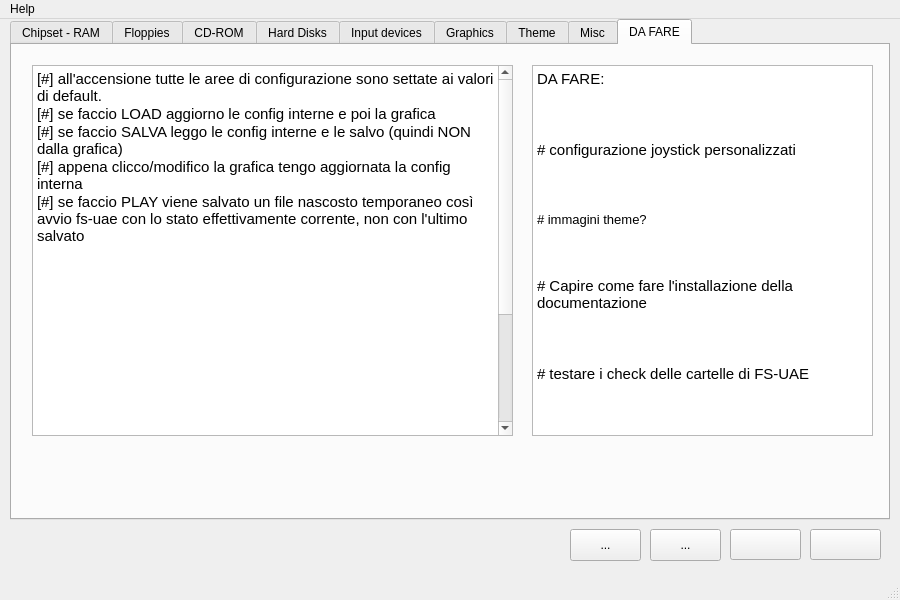
Old version of the form amiga.ui in the repository PSRAmiga/fs-uae.
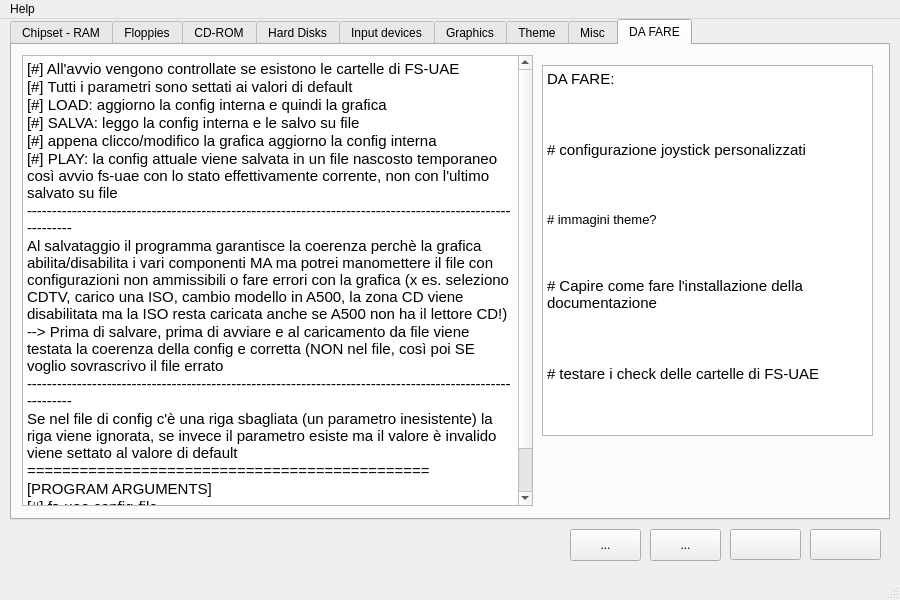
New version of the form. The open tabs and pages were chosen to show the change. Icons and pictures are not drawn.

Commit message: Inserito controllo coerenza configurazione

```diff
--- a/amiga.ui
+++ b/amiga.ui
@@ -6243,10 +6243,10 @@
      <widget class="QTextEdit" name="textEdit">
       <property name="geometry">
        <rect>
-        <x>20</x>
-        <y>20</y>
-        <width>481</width>
-        <height>371</height>
+        <x>10</x>
+        <y>10</y>
+        <width>511</width>
+        <height>451</height>
        </rect>
       </property>
       <property name="html">
@@ -6254,22 +6254,20 @@
 &lt;html&gt;&lt;head&gt;&lt;meta name=&quot;qrichtext&quot; content=&quot;1&quot; /&gt;&lt;style type=&quot;text/css&quot;&gt;
 p, li { white-space: pre-wrap; }
 &lt;/style&gt;&lt;/head&gt;&lt;body style=&quot; font-family:'Ubuntu'; font-size:11pt; font-weight:400; font-style:normal;&quot;&gt;
-&lt;p style=&quot; margin-top:0px; margin-bottom:0px; margin-left:0px; margin-right:0px; -qt-block-indent:0; text-indent:0px;&quot;&gt;[#] all'accensione tutte le aree di configurazione sono settate ai valori di default.&lt;/p&gt;
-&lt;p style=&quot; margin-top:0px; margin-bottom:0px; margin-left:0px; margin-right:0px; -qt-block-indent:0; text-indent:0px;&quot;&gt;[#] se faccio LOAD aggiorno le config interne e poi la grafica&lt;/p&gt;
-&lt;p style=&quot; margin-top:0px; margin-bottom:0px; margin-left:0px; margin-right:0px; -qt-block-indent:0; text-indent:0px;&quot;&gt;[#] se faccio SALVA leggo le config interne e le salvo (quindi NON dalla grafica)&lt;/p&gt;
-&lt;p style=&quot; margin-top:0px; margin-bottom:0px; margin-left:0px; margin-right:0px; -qt-block-indent:0; text-indent:0px;&quot;&gt;[#] appena clicco/modifico la grafica tengo aggiornata la config interna&lt;/p&gt;
-&lt;p style=&quot; margin-top:0px; margin-bottom:0px; margin-left:0px; margin-right:0px; -qt-block-indent:0; text-indent:0px;&quot;&gt;[#] se faccio PLAY viene salvato un file nascosto temporaneo così avvio fs-uae con lo stato effettivamente corrente, non con l'ultimo salvato&lt;/p&gt;
-&lt;p style=&quot;-qt-paragraph-type:empty; margin-top:0px; margin-bottom:0px; margin-left:0px; margin-right:0px; -qt-block-indent:0; text-indent:0px;&quot;&gt;&lt;/p&gt;
-&lt;p style=&quot; margin-top:0px; margin-bottom:0px; margin-left:0px; margin-right:0px; -qt-block-indent:0; text-indent:0px;&quot;&gt;&lt;br /&gt;&lt;/p&gt;
-&lt;p style=&quot; margin-top:0px; margin-bottom:0px; margin-left:0px; margin-right:0px; -qt-block-indent:0; text-indent:0px;&quot;&gt;&lt;br /&gt;&lt;/p&gt;
-&lt;p style=&quot; margin-top:0px; margin-bottom:0px; margin-left:0px; margin-right:0px; -qt-block-indent:0; text-indent:0px;&quot;&gt;&lt;br /&gt;&lt;/p&gt;
-&lt;p style=&quot; margin-top:0px; margin-bottom:0px; margin-left:0px; margin-right:0px; -qt-block-indent:0; text-indent:0px;&quot;&gt;&lt;br /&gt;&lt;/p&gt;
-&lt;p style=&quot; margin-top:0px; margin-bottom:0px; margin-left:0px; margin-right:0px; -qt-block-indent:0; text-indent:0px;&quot;&gt;&lt;br /&gt;&lt;/p&gt;
-&lt;p style=&quot; margin-top:0px; margin-bottom:0px; margin-left:0px; margin-right:0px; -qt-block-indent:0; text-indent:0px;&quot;&gt;&lt;br /&gt;&lt;/p&gt;
-&lt;p style=&quot; margin-top:0px; margin-bottom:0px; margin-left:0px; margin-right:0px; -qt-block-indent:0; text-indent:0px;&quot;&gt;&lt;br /&gt;&lt;/p&gt;
-&lt;p style=&quot; margin-top:0px; margin-bottom:0px; margin-left:0px; margin-right:0px; -qt-block-indent:0; text-indent:0px;&quot;&gt;=================&lt;/p&gt;
+&lt;p style=&quot; margin-top:0px; margin-bottom:0px; margin-left:0px; margin-right:0px; -qt-block-indent:0; text-indent:0px;&quot;&gt;[#] All'avvio vengono controllate se esistono le cartelle di FS-UAE&lt;/p&gt;
+&lt;p style=&quot; margin-top:0px; margin-bottom:0px; margin-left:0px; margin-right:0px; -qt-block-indent:0; text-indent:0px;&quot;&gt;[#] Tutti i parametri sono settati ai valori di default&lt;/p&gt;
+&lt;p style=&quot; margin-top:0px; margin-bottom:0px; margin-left:0px; margin-right:0px; -qt-block-indent:0; text-indent:0px;&quot;&gt;[#] LOAD: aggiorno la config interna e quindi la grafica&lt;/p&gt;
+&lt;p style=&quot; margin-top:0px; margin-bottom:0px; margin-left:0px; margin-right:0px; -qt-block-indent:0; text-indent:0px;&quot;&gt;[#] SALVA: leggo la config interna e le salvo su file&lt;/p&gt;
+&lt;p style=&quot; margin-top:0px; margin-bottom:0px; margin-left:0px; margin-right:0px; -qt-block-indent:0; text-indent:0px;&quot;&gt;[#] appena clicco/modifico la grafica aggiorno la config interna&lt;/p&gt;
+&lt;p style=&quot; margin-top:0px; margin-bottom:0px; margin-left:0px; margin-right:0px; -qt-block-indent:0; text-indent:0px;&quot;&gt;[#] PLAY: la config attuale viene salvata in un file nascosto temporaneo così avvio fs-uae con lo stato effettivamente corrente, non con l'ultimo salvato su file&lt;/p&gt;
+&lt;p style=&quot; margin-top:0px; margin-bottom:0px; margin-left:0px; margin-right:0px; -qt-block-indent:0; text-indent:0px;&quot;&gt;----------------------------------------------------------------------------------------------------------&lt;/p&gt;
+&lt;p style=&quot; margin-top:0px; margin-bottom:0px; margin-left:0px; margin-right:0px; -qt-block-indent:0; text-indent:0px;&quot;&gt;Al salvataggio il programma garantisce la coerenza perchè la grafica abilita/disabilita i vari componenti MA ma potrei manomettere il file con configurazioni non ammissibili o fare errori con la grafica (x es. seleziono CDTV, carico una ISO, cambio modello in A500, la zona CD viene disabilitata ma la ISO resta caricata anche se A500 non ha il lettore CD!)&lt;/p&gt;
+&lt;p style=&quot; margin-top:0px; margin-bottom:0px; margin-left:0px; margin-right:0px; -qt-block-indent:0; text-indent:0px;&quot;&gt;--&amp;gt; Prima di salvare, prima di avviare e al caricamento da file viene testata la coerenza della config e corretta (NON nel file, così poi SE voglio sovrascrivo il file errato&lt;/p&gt;
+&lt;p style=&quot; margin-top:0px; margin-bottom:0px; margin-left:0px; margin-right:0px; -qt-block-indent:0; text-indent:0px;&quot;&gt;----------------------------------------------------------------------------------------------------------&lt;/p&gt;
+&lt;p style=&quot; margin-top:0px; margin-bottom:0px; margin-left:0px; margin-right:0px; -qt-block-indent:0; text-indent:0px;&quot;&gt;Se nel file di config c'è una riga sbagliata (un parametro inesistente) la riga viene ignorata, se invece il parametro esiste ma il valore è invalido viene settato al valore di default&lt;/p&gt;
+&lt;p style=&quot; margin-top:0px; margin-bottom:0px; margin-left:0px; margin-right:0px; -qt-block-indent:0; text-indent:0px;&quot;&gt;==============================================&lt;/p&gt;
 &lt;p style=&quot; margin-top:0px; margin-bottom:0px; margin-left:0px; margin-right:0px; -qt-block-indent:0; text-indent:0px;&quot;&gt;[PROGRAM ARGUMENTS]&lt;/p&gt;
-&lt;p style=&quot; margin-top:0px; margin-bottom:0px; margin-left:0px; margin-right:0px; -qt-block-indent:0; text-indent:0px;&quot;&gt;[#] fs-uae config-fil&lt;/p&gt;
+&lt;p style=&quot; margin-top:0px; margin-bottom:0px; margin-left:0px; margin-right:0px; -qt-block-indent:0; text-indent:0px;&quot;&gt;[#] fs-uae config-file&lt;/p&gt;
 &lt;p style=&quot; margin-top:0px; margin-bottom:0px; margin-left:0px; margin-right:0px; -qt-block-indent:0; text-indent:0px;&quot;&gt;[#] You can also specify any configuration option with --key=value&lt;/p&gt;
 &lt;p style=&quot; margin-top:0px; margin-bottom:0px; margin-left:0px; margin-right:0px; -qt-block-indent:0; text-indent:0px;&quot;&gt;(e.g: fs-uae --floppy-drive-0=/path/to/adf)&lt;/p&gt;&lt;/body&gt;&lt;/html&gt;</string>
       </property>
@@ -6277,9 +6275,9 @@
      <widget class="QTextEdit" name="textEdit_5">
       <property name="geometry">
        <rect>
-        <x>520</x>
+        <x>530</x>
         <y>20</y>
-        <width>341</width>
+        <width>331</width>
         <height>371</height>
        </rect>
       </property>
```
Left out of the diff: 2 changed lines with no effect on the pictures. The commit also changes 4 other files.
